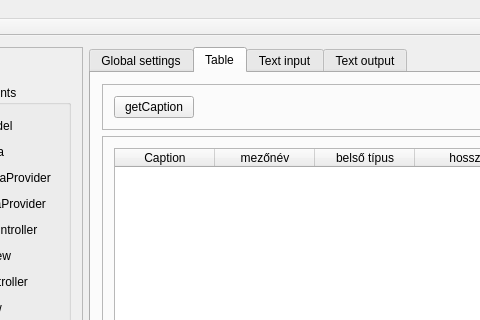
Old version of the form retek2.ui in the repository horvathzoltan/retek2; both pictures show x 439 to 919 and y 0 to 320 of the 1496 by 696 pixel window.
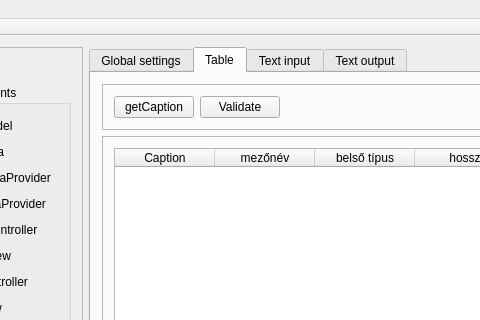
New version of the form. The open tabs and pages were chosen to show the change. Icons and pictures are not drawn.

What changed in the file:
```diff
--- a/retek2.ui
+++ b/retek2.ui
@@ -1128,6 +1128,13 @@
              </property>
             </widget>
            </item>
+           <item>
+            <widget class="QPushButton" name="pushButton_validate">
+             <property name="text">
+              <string>Validate</string>
+             </property>
+            </widget>
+           </item>
            <item>
             <spacer name="horizontalSpacer_6">
              <property name="orientation">
```
Left out of the diff: 2 changed lines with no effect on the pictures.
